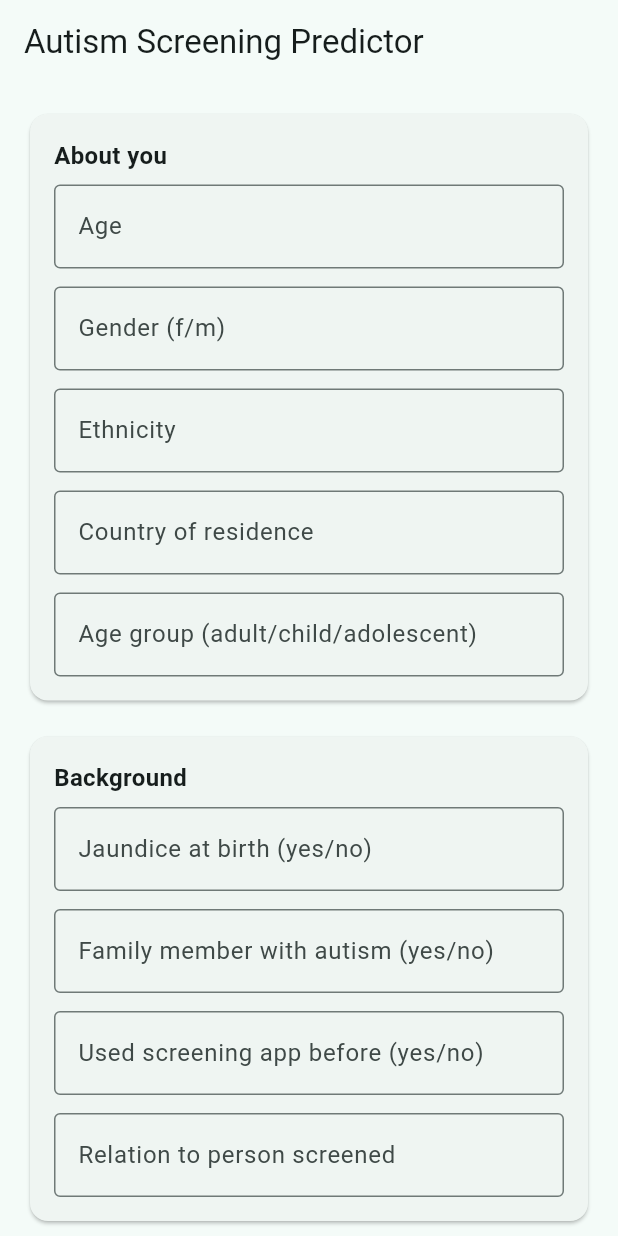
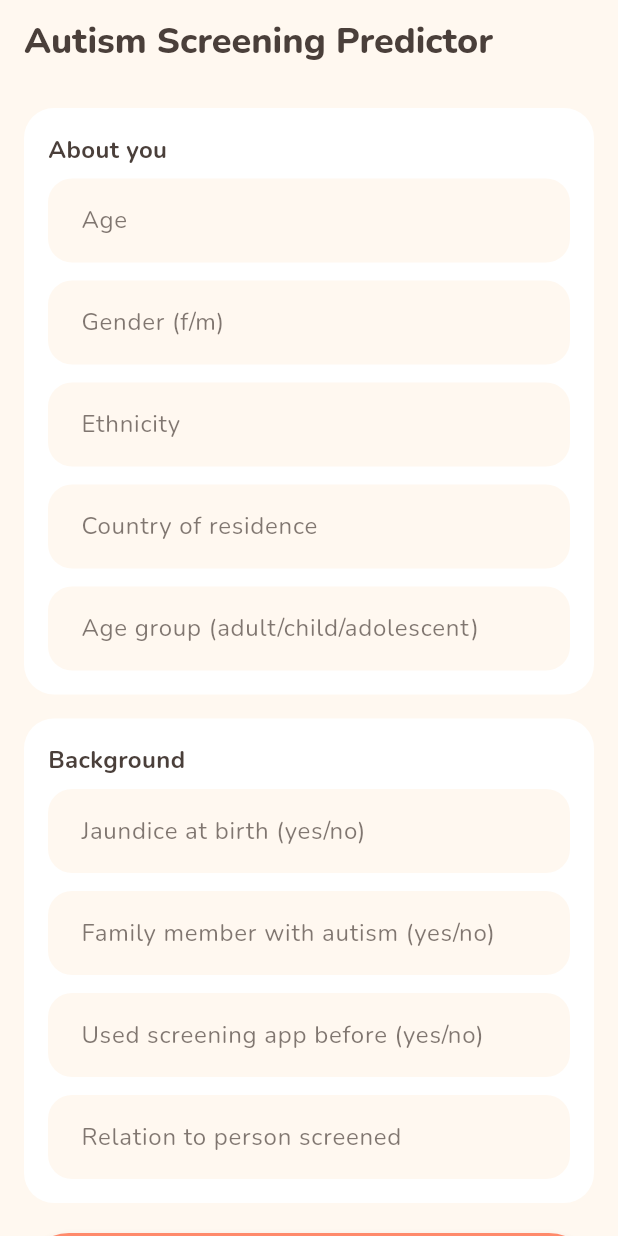
Before and after one commit to Divine-kuzo/linear_regression_model, a Flutter app: the screen it shows after launch, on a phone screen of 412 x 824 dp. Run offline on Flutter 3.47's test engine with Material 3 defaults, Android fonts, the phone set to English and light mode, and no system bars; our stand-ins replace google_fonts.

Commit message:
step 1: define Bobo theme (coral/teal, rounded corners, Nunito font)

```diff
--- a/summative/FlutterApp/lib/main.dart
+++ b/summative/FlutterApp/lib/main.dart
@@ -3,6 +3,8 @@ import 'dart:convert';
 
 import 'package:flutter/material.dart';
 import 'package:http/http.dart' as http;
+
+import 'theme.dart';
 
 const _predictUrl = 'https://linear-regression-model-3iyp.onrender.com/predict';
 
@@ -16,8 +18,8 @@ class MyApp extends StatelessWidget {
   @override
   Widget build(BuildContext context) {
     return MaterialApp(
-      title: 'Autism Screening Predictor',
-      theme: ThemeData(colorScheme: ColorScheme.fromSeed(seedColor: Colors.teal)),
+      title: 'Bobo',
+      theme: buildBoboTheme(),
       home: const PredictionPage(),
     );
   }
--- /dev/null
+++ b/summative/FlutterApp/lib/theme.dart
@@ -0,0 +1,84 @@
+import 'package:flutter/material.dart';
+import 'package:google_fonts/google_fonts.dart';
+
+class BoboColors {
+  static const coral = Color(0xFFFF8A6B);
+  static const coralDark = Color(0xFFE8734F);
+  static const teal = Color(0xFF5FC6B8);
+  static const tealDark = Color(0xFF3FA396);
+  static const background = Color(0xFFFFF8F0);
+  static const cardBackground = Color(0xFFFFFFFF);
+  static const softCoral = Color(0xFFFFE4D9);
+  static const softTeal = Color(0xFFDFF5F1);
+  static const textDark = Color(0xFF4A3F3A);
+}
+
+ThemeData buildBoboTheme() {
+  final base = ThemeData(
+    useMaterial3: true,
+    colorScheme: ColorScheme.fromSeed(
+      seedColor: BoboColors.coral,
+      primary: BoboColors.coral,
+      secondary: BoboColors.teal,
+      surface: BoboColors.cardBackground,
+    ),
+    scaffoldBackgroundColor: BoboColors.background,
+    textTheme: GoogleFonts.nunitoTextTheme(),
+  );
+
+  return base.copyWith(
+    textTheme: base.textTheme.apply(bodyColor: BoboColors.textDark, displayColor: BoboColors.textDark),
+    cardTheme: CardThemeData(
+      color: BoboColors.cardBackground,
+      elevation: 0,
+      shadowColor: BoboColors.coral.withValues(alpha: 0.18),
+      surfaceTintColor: Colors.transparent,
+      margin: EdgeInsets.zero,
+      shape: RoundedRectangleBorder(borderRadius: BorderRadius.circular(20)),
+    ),
+    inputDecorationTheme: InputDecorationTheme(
+      filled: true,
+      fillColor: BoboColors.background,
+      contentPadding: const EdgeInsets.symmetric(horizontal: 18, vertical: 16),
+      labelStyle: GoogleFonts.nunito(color: BoboColors.textDark.withValues(alpha: 0.7)),
+      border: OutlineInputBorder(
+        borderRadius: BorderRadius.circular(16),
+        borderSide: BorderSide.none,
+      ),
+      enabledBorder: OutlineInputBorder(
+        borderRadius: BorderRadius.circular(16),
+        borderSide: BorderSide.none,
+      ),
+      focusedBorder: OutlineInputBorder(
+        borderRadius: BorderRadius.circular(16),
+        borderSide: const BorderSide(color: BoboColors.teal, width: 2),
+      ),
+      errorBorder: OutlineInputBorder(
+        borderRadius: BorderRadius.circular(16),
+        borderSide: const BorderSide(color: BoboColors.coralDark, width: 1.5),
+      ),
+    ),
+    elevatedButtonTheme: ElevatedButtonThemeData(
+      style: ElevatedButton.styleFrom(
+        backgroundColor: BoboColors.coral,
+        foregroundColor: Colors.white,
+        elevation: 4,
+        shadowColor: BoboColors.coral.withValues(alpha: 0.4),
+        padding: const EdgeInsets.symmetric(vertical: 18),
+        shape: RoundedRectangleBorder(borderRadius: BorderRadius.circular(30)),
+        textStyle: GoogleFonts.nunito(fontSize: 18, fontWeight: FontWeight.w800),
+      ),
+    ),
+    appBarTheme: AppBarTheme(
+      backgroundColor: BoboColors.background,
+      foregroundColor: BoboColors.textDark,
+      elevation: 0,
+      centerTitle: false,
+      titleTextStyle: GoogleFonts.nunito(
+        color: BoboColors.textDark,
+        fontSize: 24,
+        fontWeight: FontWeight.w800,
+      ),
+    ),
+  );
+}
--- a/summative/FlutterApp/pubspec.yaml
+++ b/summative/FlutterApp/pubspec.yaml
@@ -35,6 +35,7 @@ dependencies:
   # Use with the CupertinoIcons class for iOS style icons.
   cupertino_icons: ^1.0.8
   http: ^1.6.0
+  google_fonts: ^8.2.0
 
 dev_dependencies:
   flutter_test:
```
Also changed, not shown: summative/FlutterApp/pubspec.lock, 2 other files.
